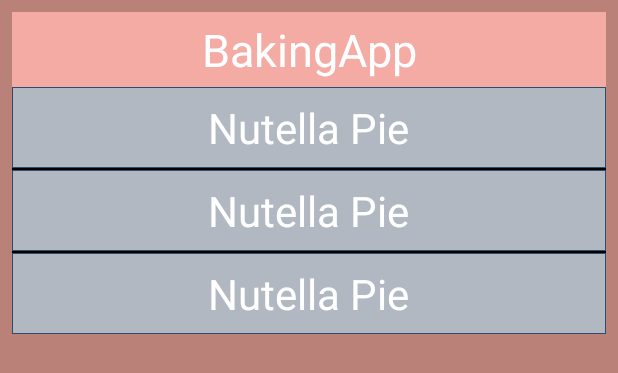
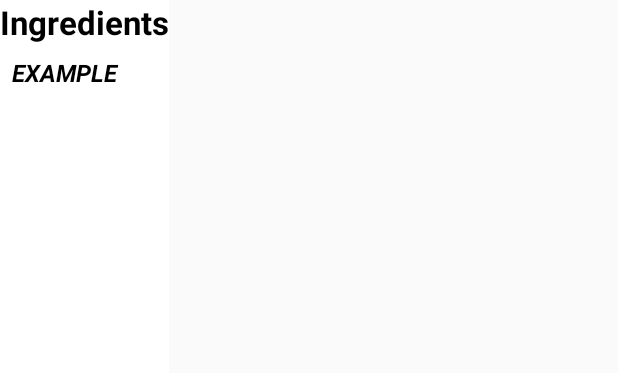
Before and after one commit to tundeojediran/bakingapp, an Android app: the layout baking_app_widget_provider.xml on its own in the app's theme, with its tools: preview values and no code run, on a phone screen of 412 x 824 dp. Shown: the top 373 px of the screen. Run offline under Robolectric (Android 15) with nearby library versions, the phone set to English and light mode, and no system bars.

Commit message:
updated tests and widgets

```diff
--- a/app/src/main/java/udacity/alc/dannytee/bakingapp/activities/RecipesActivity.java
+++ b/app/src/main/java/udacity/alc/dannytee/bakingapp/activities/RecipesActivity.java
@@ -47,5 +47,7 @@ public class RecipesActivity extends AppCompatActivity {
     }
 
 
-
+    public boolean isSyncFinished() {
+        return false;
+    }
 }
--- a/app/src/main/res/layout/baking_app_widget_provider.xml
+++ b/app/src/main/res/layout/baking_app_widget_provider.xml
@@ -1,40 +1,33 @@
 <LinearLayout xmlns:android="http://schemas.android.com/apk/res/android"
-    android:layout_width="match_parent"
-    android:layout_height="match_parent"
-    xmlns:tools="http://schemas.android.com/tools"
-    android:background="@color/colorPrimaryDark"
     android:orientation="vertical"
-    android:padding="8dp">
+    android:background="@color/white"
+    android:layout_width="wrap_content"
+    android:minHeight="294dp"
+    android:layout_height="wrap_content">
 
-    <LinearLayout
+    <TextView
+        android:textStyle="bold"
+        android:textSize="22sp"
+        android:gravity="center"
+        android:textColor="@color/black"
+        android:text="@string/widget_last_viewed_ingredient"
         android:layout_width="match_parent"
-        android:layout_height="wrap_content">
+        android:layout_height="wrap_content" />
+
+    <FrameLayout
+        android:layout_width="match_parent"
+        android:layout_height="match_parent">
+
         <TextView
-            android:id="@+id/widgetTitleLabel"
+            android:id="@+id/appwidget_text"
             android:layout_width="match_parent"
-            android:layout_height="50dp"
-            android:background="@color/colorPrimary"
-            android:gravity="center"
-            android:text="@string/app_name"
-            android:textAllCaps="false"
-            android:textColor="@color/white"
-            android:textSize="30sp"
-            android:clickable="true"/>
-    </LinearLayout>
-
-
-    <LinearLayout
-        android:layout_width="match_parent"
-        android:layout_height="wrap_content">
-
-        <ListView
-            android:id="@+id/widgetListView"
-            android:layout_width="match_parent"
-            android:layout_height="wrap_content"
-            android:background="@android:color/white"
-            android:divider="#000000"
-            android:dividerHeight="1dp"
-            tools:listitem="@layout/baking_ingredient_list_item" />
-    </LinearLayout>
+            android:layout_height="match_parent"
+            android:layout_gravity="center"
+            android:padding="8dp"
+            android:text="@string/appwidget_text"
+            android:textColor="@color/black"
+            android:textSize="16sp"
+            android:textStyle="bold|italic" />
+    </FrameLayout>
 
 </LinearLayout>
--- a/app/src/main/res/values/colors.xml
+++ b/app/src/main/res/values/colors.xml
@@ -5,4 +5,5 @@
     <color name="colorPrimaryDark">#BA8179</color>
     <color name="white">#ffffff</color>
     <color name="rule_view_color">#000000</color>
+    <color name="black">#000000</color>
 </resources>
--- a/app/src/main/res/values/strings.xml
+++ b/app/src/main/res/values/strings.xml
@@ -10,4 +10,8 @@
     <string name="extra">item</string>
     <string translatable="false" name="recipeUrl">https://d17h27t6h515a5.cloudfront.net/topher/2017/May/59121517_baking/baking.json</string>
     <string name="step_no">1</string>
+    <string name="bullet">\\u2022</string>
+    <string name="widget_last_viewed_ingredient">Ingredients</string>
+    <string name="appwidget_text">EXAMPLE</string>
+
 </resources>
```
Also changed, not shown: app/src/main/java/udacity/alc/dannytee/bakingapp/LastIngredientPreference.java (added, +46 -0 lines), app/src/main/java/udacity/alc/dannytee/bakingapp/fragments/RecipesFragment.java (+73 -14 lines), app/src/main/java/udacity/alc/dannytee/bakingapp/widget/BakingAppWidgetProvider.java (+20 -10 lines), 3 other files.
